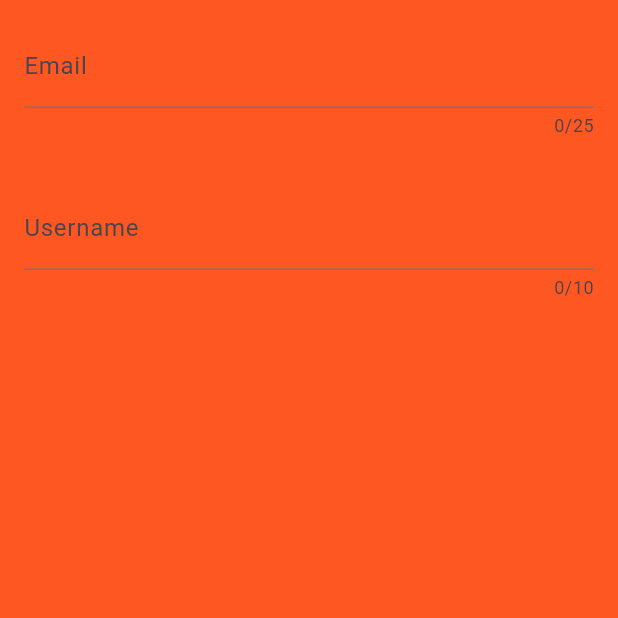
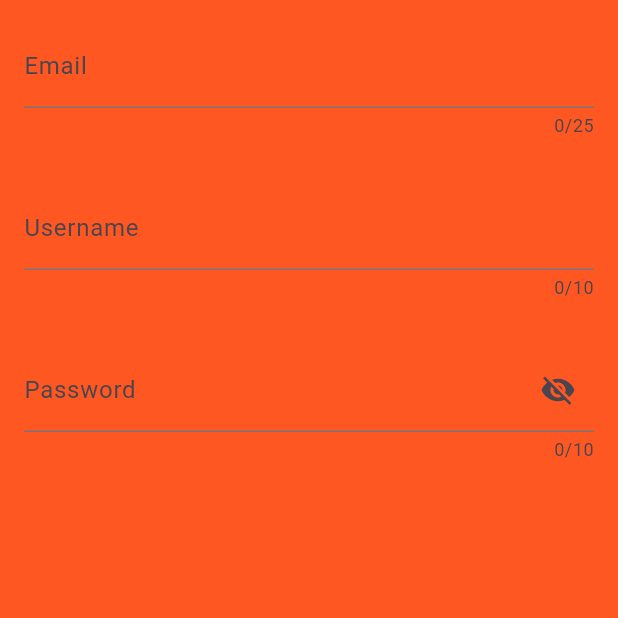
Before and after one commit to ShimaaElnaggar/ECTD_Task9, a Flutter app: the screen it shows after launch, on a phone screen of 412 x 824 dp, the top half of it. Run offline on Flutter 3.47's test engine with Material 3 defaults, Android fonts, the phone set to English and light mode, and no system bars.

Commit message:
add the password field

```diff
--- a/lib/views/sign_up_view.dart
+++ b/lib/views/sign_up_view.dart
@@ -38,6 +38,22 @@ class SignUpView extends StatelessWidget {
             label: const Text("Username"),
             controller: userNameController,
           ),
+          CustomTextFormField(
+              obscureText: true,
+              maxLength: 10,
+              textInputAction: TextInputAction.next,
+              keyboardType: TextInputType.text,
+              label: const Text("Password"),
+              controller: passwordController,
+              suffixIcon: IconButton(
+                onPressed: () {
+
+                },
+                icon:Icon(
+                  Icons.visibility_off,
+                ) ,
+              )
+          ),
         ],
       ),
     );
```
